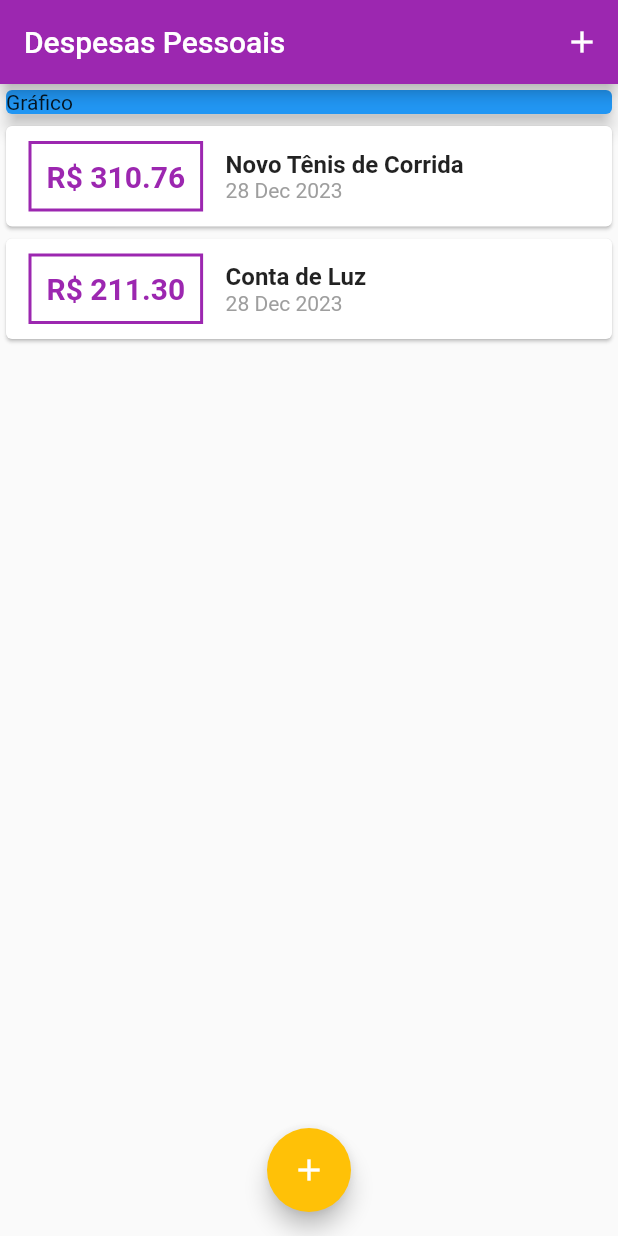
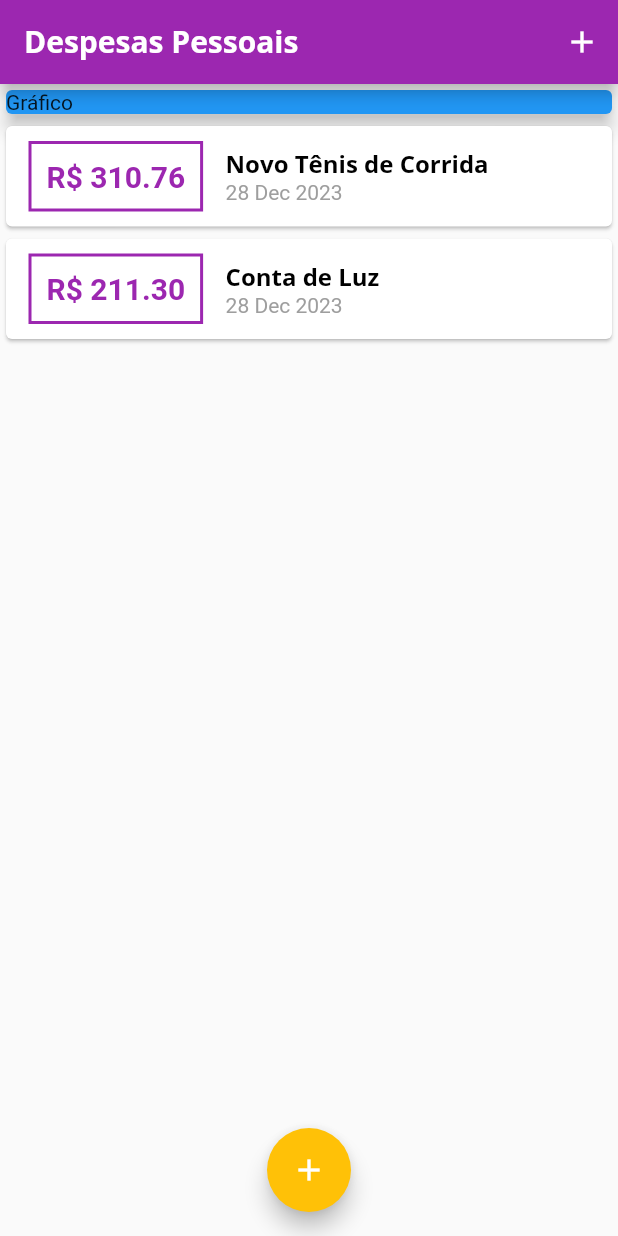
Before and after one commit to vandersonbfs/CursoFlutterUdemy, a Flutter app: the screen it shows after launch, on a phone screen of 412 x 824 dp. Run offline on Flutter 3.47's test engine with Material 2 defaults, Android fonts, the phone set to English and light mode, and no system bars.

Commit message:
Aula 116 Fontes Personalizadas & Theme

```diff
--- a/expenses/lib/components/transaction_list.dart
+++ b/expenses/lib/components/transaction_list.dart
@@ -44,10 +44,7 @@ class TransactionList extends StatelessWidget {
                   children: [
                     Text(
                       tr.title,
-                      style: const TextStyle(
-                        fontSize: 16,
-                        fontWeight: FontWeight.bold,
-                      ),
+                      style: Theme.of(context).textTheme.headline6,
                     ),
                     Text(
                       DateFormat('d MMM y').format(tr.date),
--- a/expenses/lib/main.dart
+++ b/expenses/lib/main.dart
@@ -19,6 +19,21 @@ class ExpensesApp extends StatelessWidget {
         colorScheme: tema.colorScheme.copyWith(
           primary: Colors.purple,
           secondary: Colors.amber,
+        ),
+        textTheme: tema.textTheme.copyWith(
+          headline6: const TextStyle(
+            fontFamily: 'OpenSans',
+            fontSize: 16,
+            fontWeight: FontWeight.bold,
+            color: Colors.black,
+          ),
+        ),
+        appBarTheme: const AppBarTheme(
+          titleTextStyle: TextStyle(
+            fontFamily: 'OpenSans',
+            fontSize: 20,
+            fontWeight: FontWeight.bold,
+          ),
         ),
       ),
     );
```
Also changed, not shown: expenses/pubspec.yaml (+18 -17 lines), expenses/assets/fonts/OpenSans-Bold.ttf (added), expenses/assets/fonts/OpenSans-Regular.ttf (added), expenses/assets/fonts/Quicksand-Bold.ttf (added), expenses/assets/fonts/Quicksand-Light.ttf (added), expenses/assets/fonts/Quicksand-Medium.ttf (added), expenses/assets/fonts/Quicksand-Regular.ttf (added).
